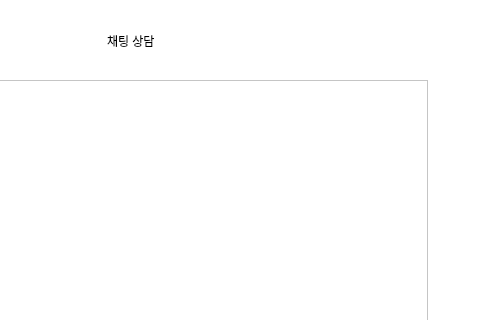
The window that server/chatting.ui (rentacar-4team/rentacar) describes before a commit, drawn with Qt 5; both pictures show x 143 to 623 and y 0 to 320 of the 623 by 493 pixel window.
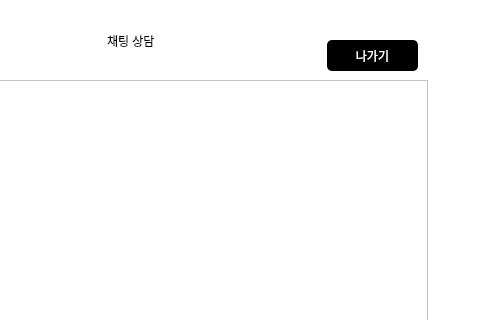
The same window after the commit.

Commit message: 나가기 버튼 추가

Diff of the .ui file:
```diff
--- a/server/chatting.ui
+++ b/server/chatting.ui
@@ -70,6 +70,24 @@
     </rect>
    </property>
   </widget>
+  <widget class="QPushButton" name="exit_btn">
+   <property name="geometry">
+    <rect>
+     <x>470</x>
+     <y>40</y>
+     <width>91</width>
+     <height>31</height>
+    </rect>
+   </property>
+   <property name="styleSheet">
+    <string notr="true">background-color: rgb(0, 0, 0);
+color: rgb(255, 255, 255);
+border-radius: 5px</string>
+   </property>
+   <property name="text">
+    <string>나가기</string>
+   </property>
+  </widget>
  </widget>
  <resources/>
  <connections/>
```
The commit also changes 2 other files.
